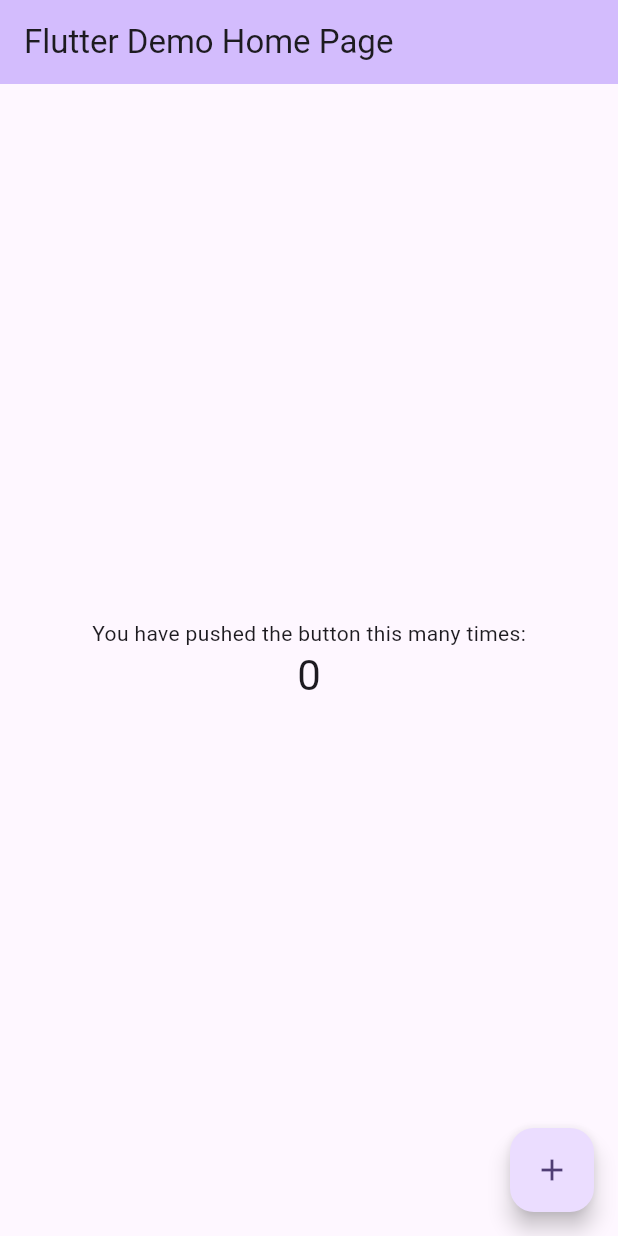
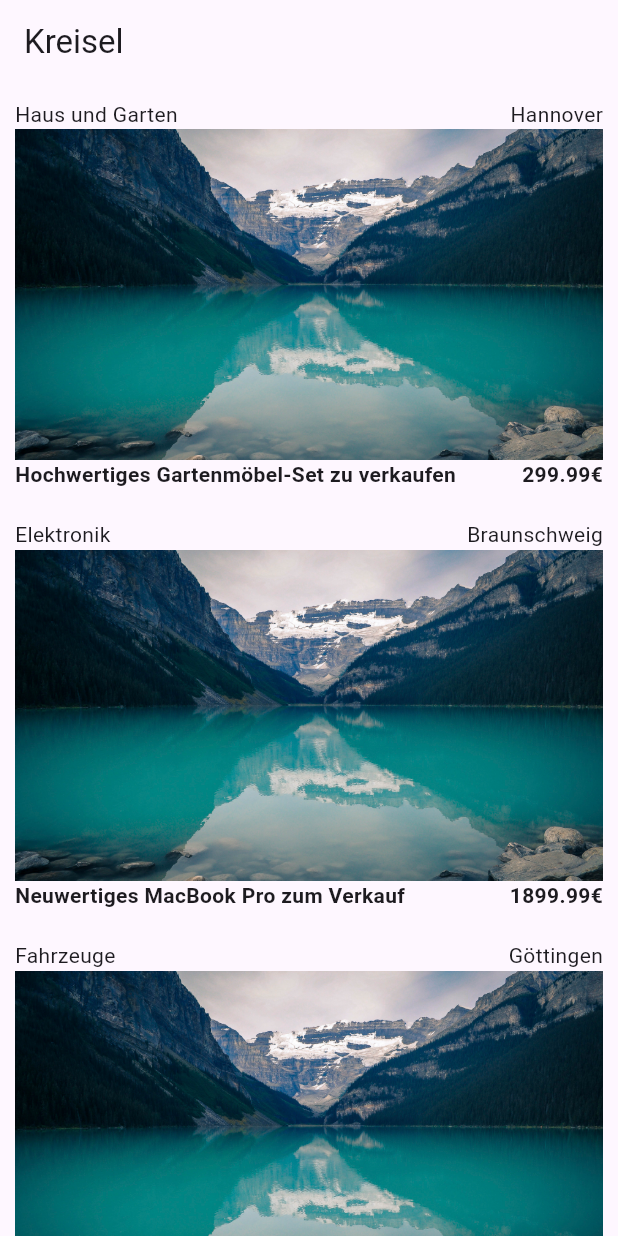
Before and after one commit to sreeroo/BookMarketplace, a Flutter app: the screen it shows after launch, on a phone screen of 412 x 824 dp. Run offline on Flutter 3.47's test engine with Material 3 defaults, Android fonts, the phone set to English and light mode, and no system bars.

Commit message:
Add basic scrollable with inseration component (currently showing hardcoded sample list)

```diff
--- /dev/null
+++ b/buecherkreisel_flutter/lib/backend/datatypes.dart
@@ -0,0 +1,13 @@
+class Inseration {
+  String headline;
+  String description;
+  double price;
+  String location;
+  String category;
+  Inseration(
+      {required this.category,
+      required this.description,
+      required this.price,
+      required this.location,
+      required this.headline});
+}
--- /dev/null
+++ b/buecherkreisel_flutter/lib/components/insertation_preview.dart
@@ -0,0 +1,101 @@
+import 'package:buecherkreisel_flutter/backend/datatypes.dart';
+import 'package:flutter/material.dart';
+
+class InserationPreview extends StatelessWidget {
+  late Inseration inseration;
+
+  InserationPreview({super.key, required this.inseration});
+
+  @override
+  Widget build(BuildContext context) {
+    return Container(
+      margin: const EdgeInsets.symmetric(vertical: 10, horizontal: 10),
+      child: Column(
+        children: [
+          Row(
+            mainAxisAlignment: MainAxisAlignment.spaceBetween,
+            children: [
+              Text(inseration.category),
+              Text(inseration.location),
+            ],
+          ),
+          const Image(image: AssetImage("lib/assets/6NyIq.jpg")),
+          Row(
+            mainAxisAlignment: MainAxisAlignment.spaceBetween,
+            children: [
+              Text(inseration.headline,
+                  softWrap: true,
+                  overflow: TextOverflow.clip,
+                  style: const TextStyle(fontWeight: FontWeight.bold)),
+              Text("${inseration.price.toString()}€",
+                  style: const TextStyle(fontWeight: FontWeight.bold))
+            ],
+          )
+        ],
+      ),
+    );
+  }
+}
+
+List<Inseration> sampleDataInseration = [
+  Inseration(
+      category: "Haus und Garten",
+      description: "Gartenmöbel-Set, 5-teilig",
+      price: 299.99,
+      location: "Hannover",
+      headline: "Hochwertiges Gartenmöbel-Set zu verkaufen"),
+  Inseration(
+      category: "Elektronik",
+      description: "Apple MacBook Pro 13'', 512GB SSD, Space Gray",
+      price: 1899.99,
+      location: "Braunschweig",
+      headline: "Neuwertiges MacBook Pro zum Verkauf"),
+  Inseration(
+      category: "Fahrzeuge",
+      description: "Volkswagen Golf VII, Baujahr 2015, 50.000 km",
+      price: 13999.99,
+      location: "Göttingen",
+      headline: "Zuverlässiger Gebrauchtwagen in gutem Zustand"),
+  Inseration(
+      category: "Kleidung",
+      description: "Herren Winterjacke, Größe L, Schwarz",
+      price: 79.99,
+      location: "Oldenburg",
+      headline: "Stylische Winterjacke für Herren zu verkaufen"),
+  Inseration(
+      category: "Haustiere",
+      description: "Ragdoll-Kätzchen, 12 Wochen alt, weiblich",
+      price: 499.99,
+      location: "Lüneburg",
+      headline: "Liebevolles Zuhause für süßes Ragdoll-Kätzchen gesucht"),
+  Inseration(
+      category: "Sport und Freizeit",
+      description: "Mountainbike, 27,5 Zoll, schwarz/rot",
+      price: 699.99,
+      location: "Wolfenbüttel",
+      headline: "Hochwertiges Mountainbike in gutem Zustand zu verkaufen"),
+  Inseration(
+      category: "Wohnung und Immobilien",
+      description: "4-Zimmer-Wohnung, 90 qm, zentral gelegen",
+      price: 899.99,
+      location: "Celle",
+      headline: "Geräumige Wohnung mit guter Anbindung zu vermieten"),
+  Inseration(
+      category: "Bücher",
+      description: "Harry Potter und der Stein der Weisen, gebundene Ausgabe",
+      price: 14.99,
+      location: "Stade",
+      headline: "Beliebtes Buch für Potterheads abzugeben"),
+  Inseration(
+      category: "Musikinstrumente",
+      description: "E-Gitarre, Fender Stratocaster, schwarz",
+      price: 699.99,
+      location: "Emden",
+      headline: "Professionelle E-Gitarre von Fender zu verkaufen"),
+  Inseration(
+      category: "Kunst und Design",
+      description: "Moderne Gemälde-Serie, abstrakt, handgemalt",
+      price: 499.99,
+      location: "Wilhelmshaven",
+      headline: "Kunstwerke für eine stilvolle Raumgestaltung")
+];
--- a/buecherkreisel_flutter/lib/main.dart
+++ b/buecherkreisel_flutter/lib/main.dart
@@ -1,3 +1,5 @@
+import 'package:buecherkreisel_flutter/backend/datatypes.dart';
+import 'package:buecherkreisel_flutter/components/insertation_preview.dart';
 import 'package:flutter/material.dart';
 
 void main() {
@@ -13,113 +15,28 @@ class MyApp extends StatelessWidget {
     return MaterialApp(
       title: 'Flutter Demo',
       theme: ThemeData(
-        // This is the theme of your application.
-        //
-        // TRY THIS: Try running your application with "flutter run". You'll see
-        // the application has a blue toolbar. Then, without quitting the app,
-        // try changing the seedColor in the colorScheme below to Colors.green
-        // and then invoke "hot reload" (save your changes or press the "hot
-        // reload" button in a Flutter-supported IDE, or press "r" if you used
-        // the command line to start the app).
-        //
-        // Notice that the counter didn't reset back to zero; the application
-        // state is not lost during the reload. To reset the state, use hot
-        // restart instead.
-        //
-        // This works for code too, not just values: Most code changes can be
-        // tested with just a hot reload.
         colorScheme: ColorScheme.fromSeed(seedColor: Colors.deepPurple),
         useMaterial3: true,
       ),
-      home: const MyHomePage(title: 'Flutter Demo Home Page'),
+      home: MyHomePage(),
     );
   }
 }
 
-class MyHomePage extends StatefulWidget {
-  const MyHomePage({super.key, required this.title});
-
-  // This widget is the home page of your application. It is stateful, meaning
-  // that it has a State object (defined below) that contains fields that affect
-  // how it looks.
-
-  // This class is the configuration for the state. It holds the values (in this
-  // case the title) provided by the parent (in this case the App widget) and
-  // used by the build method of the State. Fields in a Widget subclass are
-  // always marked "final".
-
-  final String title;
-
-  @override
-  State<MyHomePage> createState() => _MyHomePageState();
-}
-
-class _MyHomePageState extends State<MyHomePage> {
-  int _counter = 0;
-
-  void _incrementCounter() {
-    setState(() {
-      // This call to setState tells the Flutter framework that something has
-      // changed in this State, which causes it to rerun the build method below
-      // so that the display can reflect the updated values. If we changed
-      // _counter without calling setState(), then the build method would not be
-      // called again, and so nothing would appear to happen.
-      _counter++;
-    });
-  }
-
+class MyHomePage extends StatelessWidget {
   @override
   Widget build(BuildContext context) {
-    // This method is rerun every time setState is called, for instance as done
-    // by the _incrementCounter method above.
-    //
-    // The Flutter framework has been optimized to make rerunning build methods
-    // fast, so that you can just rebuild anything that needs updating rather
-    // than having to individually change instances of widgets.
     return Scaffold(
-      appBar: AppBar(
-        // TRY THIS: Try changing the color here to a specific color (to
-        // Colors.amber, perhaps?) and trigger a hot reload to see the AppBar
-        // change color while the other colors stay the same.
-        backgroundColor: Theme.of(context).colorScheme.inversePrimary,
-        // Here we take the value from the MyHomePage object that was created by
-        // the App.build method, and use it to set our appbar title.
-        title: Text(widget.title),
-      ),
-      body: Center(
-        // Center is a layout widget. It takes a single child and positions it
-        // in the middle of the parent.
-        child: Column(
-          // Column is also a layout widget. It takes a list of children and
-          // arranges them vertically. By default, it sizes itself to fit its
-          // children horizontally, and tries to be as tall as its parent.
-          //
-          // Column has various properties to control how it sizes itself and
-          // how it positions its children. Here we use mainAxisAlignment to
-          // center the children vertically; the main axis here is the vertical
-          // axis because Columns are vertical (the cross axis would be
-          // horizontal).
-          //
-          // TRY THIS: Invoke "debug painting" (choose the "Toggle Debug Paint"
-          // action in the IDE, or press "p" in the console), to see the
-          // wireframe for each widget.
-          mainAxisAlignment: MainAxisAlignment.center,
-          children: <Widget>[
-            const Text(
-              'You have pushed the button this many times:',
-            ),
-            Text(
-              '$_counter',
-              style: Theme.of(context).textTheme.headlineMedium,
-            ),
-          ],
+      appBar: AppBar(title: Text("Kreisel")),
+      body: Expanded(
+        child: ListView.builder(
+          shrinkWrap: true,
+          scrollDirection: Axis.vertical,
+          itemCount: sampleDataInseration.length,
+          itemBuilder: (c, index) =>
+              InserationPreview(inseration: sampleDataInseration[index]),
         ),
       ),
-      floatingActionButton: FloatingActionButton(
-        onPressed: _incrementCounter,
-        tooltip: 'Increment',
-        child: const Icon(Icons.add),
-      ), // This trailing comma makes auto-formatting nicer for build methods.
     );
   }
 }
--- a/buecherkreisel_flutter/pubspec.yaml
+++ b/buecherkreisel_flutter/pubspec.yaml
@@ -57,6 +57,8 @@ flutter:
   # included with your application, so that you can use the icons in
   # the material Icons class.
   uses-material-design: true
+  assets:
+  - lib/assets/
 
   # To add assets to your application, add an assets section, like this:
   # assets:
```
Also changed, not shown: buecherkreisel_flutter/lib/assets/6NyIq.jpg (added), buecherkreisel_flutter/pubspec.lock, 1 other file.
